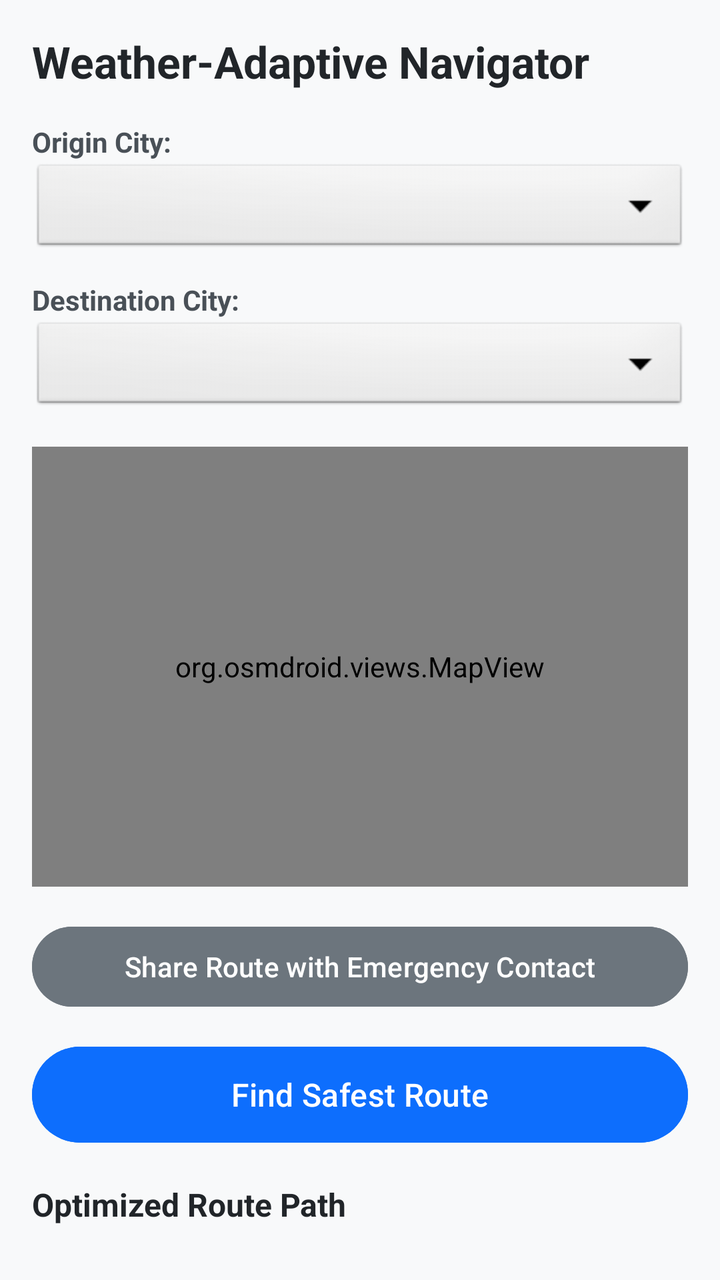
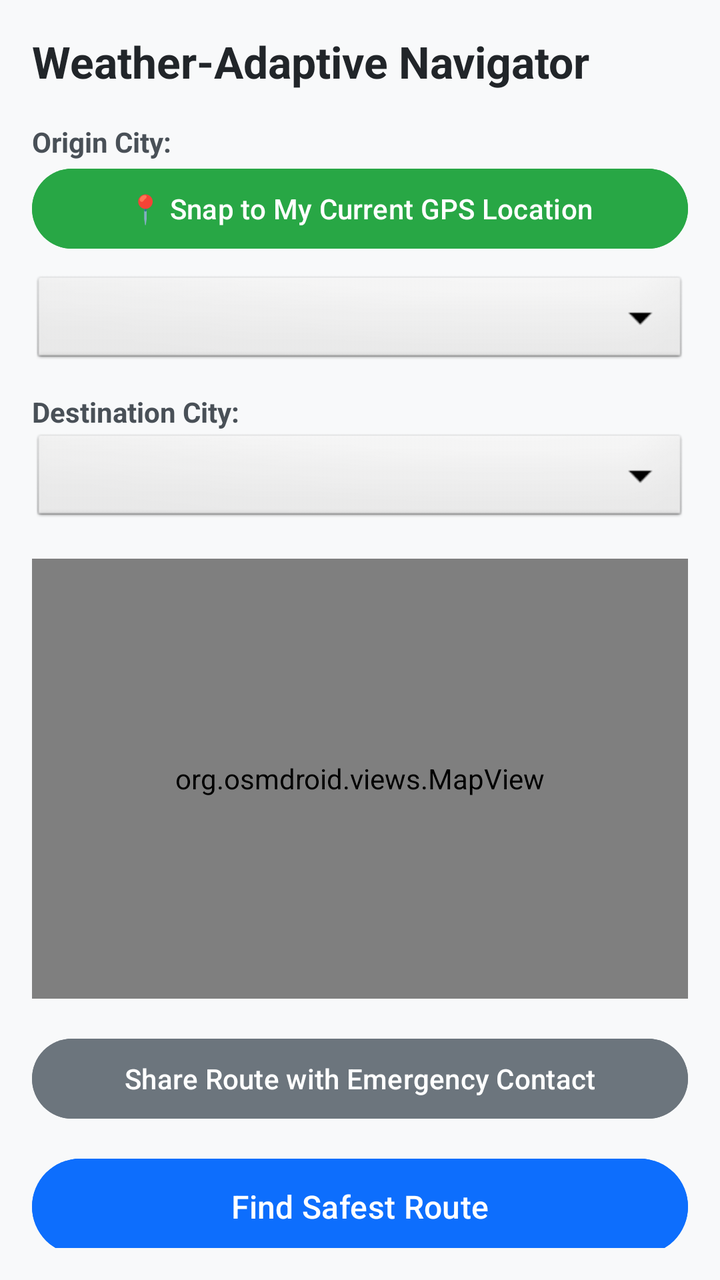

Before-and-after screenshots of an Android layout around one commit, followed by the original layout XML and the change that was made.
<!-- AndroidManifest.xml: application theme Theme.WeatherRoutePlanner -->
<!-- res/layout/activity_main.xml -->
<?xml version="1.0" encoding="utf-8"?>
<LinearLayout xmlns:android="http://schemas.android.com/apk/res/android"
    xmlns:tools="http://schemas.android.com/tools"
    android:layout_width="match_parent"
    android:layout_height="match_parent"
    android:orientation="vertical"
    android:padding="16dp"
    android:background="#F8F9FA"
    tools:context=".MainActivity">

    <TextView
        android:layout_width="wrap_content"
        android:layout_height="wrap_content"
        android:text="Weather-Adaptive Navigator"
        android:textSize="22sp"
        android:textStyle="bold"
        android:textColor="#212529"
        android:layout_marginBottom="16dp" />

    
    <TextView
        android:layout_width="wrap_content"
        android:layout_height="wrap_content"
        android:text="Origin City:"
        android:textStyle="bold"
        android:textColor="#495057" />

    <Spinner
        android:id="@+id/spinnerOrigin"
        android:layout_width="match_parent"
        android:layout_height="48dp"
        android:layout_marginBottom="12dp"
        android:background="@android:drawable/btn_dropdown" />

    
    <TextView
        android:layout_width="wrap_content"
        android:layout_height="wrap_content"
        android:text="Destination City:"
        android:textStyle="bold"
        android:textColor="#495057" />

    <Spinner
        android:id="@+id/spinnerDestination"
        android:layout_width="match_parent"
        android:layout_height="48dp"
        android:layout_marginBottom="16dp"
        android:background="@android:drawable/btn_dropdown" />

    
    <org.osmdroid.views.MapView
        android:id="@+id/mapView"
        android:layout_width="match_parent"
        android:layout_height="220dp"
        android:layout_marginBottom="16dp" />
    
    <Button
        android:id="@+id/btnShareContact"
        android:layout_width="match_parent"
        android:layout_height="wrap_content"
        android:layout_marginBottom="12dp"
        android:text="Share Route with Emergency Contact"
        android:backgroundTint="#6C757D" />
    
    <Button
        android:id="@+id/btnCalculateRoute"
        android:layout_width="match_parent"
        android:layout_height="56dp"
        android:text="Find Safest Route"
        android:textSize="16sp"
        android:backgroundTint="#0D6EFD"
        android:textColor="#FFFFFF" />

    
    <ProgressBar
        android:id="@+id/progressBar"
        android:layout_width="wrap_content"
        android:layout_height="wrap_content"
        android:layout_gravity="center"
        android:layout_marginTop="12dp"
        android:visibility="gone" />

    <TextView
        android:layout_width="wrap_content"
        android:layout_height="wrap_content"
        android:text="Optimized Route Path"
        android:textSize="16sp"
        android:textStyle="bold"
        android:textColor="#212529"
        android:layout_marginTop="16dp"
        android:layout_marginBottom="8dp" />

    
    <androidx.recyclerview.widget.RecyclerView
        android:id="@+id/recyclerViewRoute"
        android:layout_width="match_parent"
        android:layout_height="0dp"
        android:layout_weight="1"
        android:scrollbars="vertical" />
    
    <TextView
        android:id="@+id/tvGlobalCounter"
        android:layout_width="wrap_content"
        android:layout_height="wrap_content"
        android:layout_gravity="center"
        android:layout_marginTop="12dp"
        android:text="Global Routes Calculated: Loading..."
        android:textColor="#198754"
        android:textSize="14sp"
        android:textStyle="bold" />

</LinearLayout>
<!-- resources referenced by this layout -->
<resources>
  <style name="Theme.WeatherRoutePlanner" parent="Base.Theme.WeatherRoutePlanner" />
  <style name="Base.Theme.WeatherRoutePlanner" parent="Theme.Material3.DayNight.NoActionBar">
          
          
      </style>
</resources>

<!-- the commit's change to res/layout/activity_main.xml (unified diff, before → after) -->
@@ -24,6 +24,13 @@
         android:text="Origin City:"
         android:textStyle="bold"
         android:textColor="#495057" />
+    <Button
+        android:id="@+id/btnDetectLocation"
+        android:layout_width="match_parent"
+        android:layout_height="wrap_content"
+        android:layout_marginBottom="8dp"
+        android:text="📍 Snap to My Current GPS Location"
+        android:backgroundTint="#28A745" />
 
     <Spinner
         android:id="@+id/spinnerOrigin"
